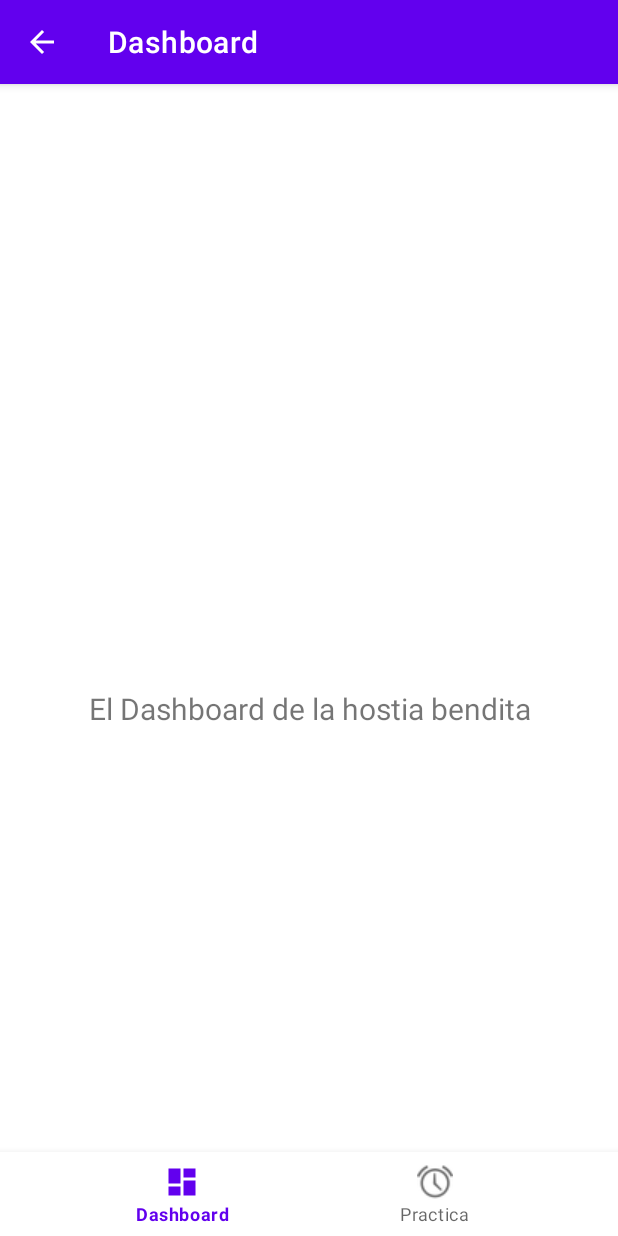
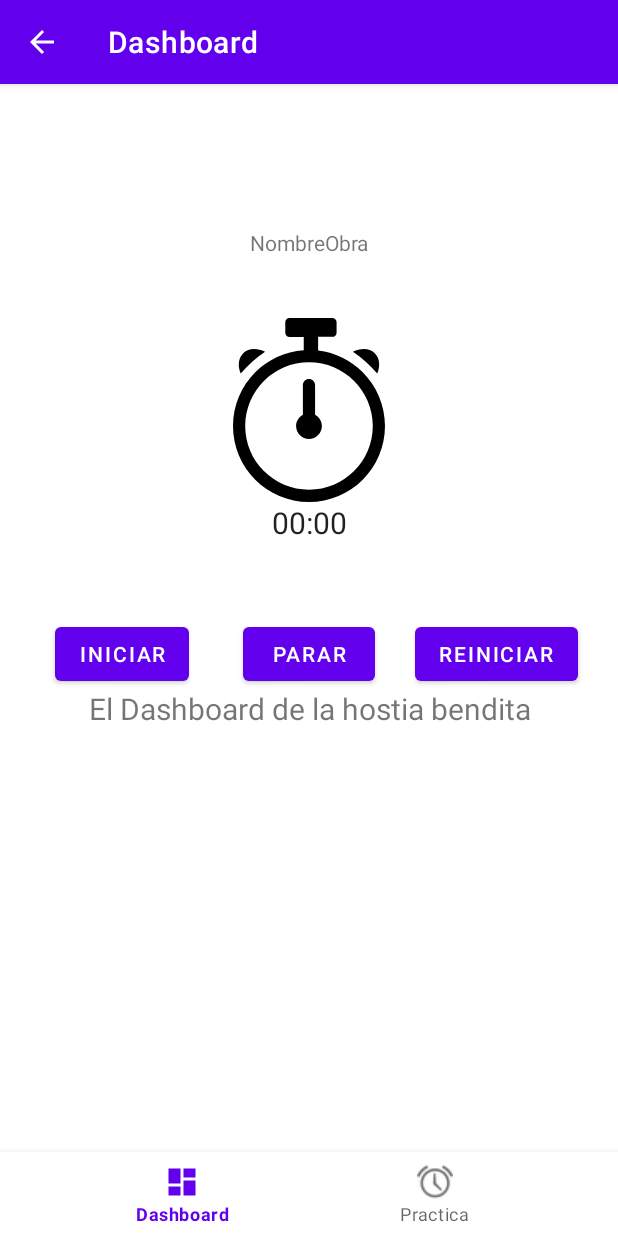
Before and after one commit to jlgallego99/AndroidPracticeTracker, an Android app: the fragment ObraDetalleFragment placed in its activity, on a phone screen of 412 x 824 dp. Run offline under Robolectric (Android 15) with nearby library versions, the phone set to English and light mode, and no system bars; our stand-ins replace navigation-ui; 1 statement that could not run was skipped.

Commit message:
Insertar cronometro en detalle

```diff
--- a/app/src/main/java/com/example/androidpracticetracker/ui/practica/ObraDetalleFragment.java
+++ b/app/src/main/java/com/example/androidpracticetracker/ui/practica/ObraDetalleFragment.java
@@ -4,17 +4,27 @@ import android.os.Bundle;
 
 import androidx.fragment.app.Fragment;
 
+import android.os.SystemClock;
 import android.view.LayoutInflater;
 import android.view.View;
 import android.view.ViewGroup;
+import android.widget.Button;
+import android.widget.Chronometer;
 import android.widget.TextView;
 
 import com.example.androidpracticetracker.R;
 import com.example.androidpracticetracker.databinding.FragmentObraDetalleBinding;
 
+import java.util.Calendar;
+
 public class ObraDetalleFragment extends Fragment {
-    TextView texto;
-    FragmentObraDetalleBinding binding;
+    // Atributos para controlar el cronómetro de estudio
+    private Chronometer simpleChronometer;
+    private boolean stopped;    // Indica si el cronómetro está parado o no
+    private long offset;        // Tiempo que lleva parado el cronómetro
+
+    private TextView texto;
+    private FragmentObraDetalleBinding binding;
 
     public ObraDetalleFragment() {
         // Required empty public constructor
@@ -32,6 +42,62 @@ public class ObraDetalleFragment extends Fragment {
         binding = FragmentObraDetalleBinding.inflate(inflater, container, false);
         View root = binding.getRoot();
 
+        Button startButton = root.findViewById(R.id.startChronometer);
+        Button stopButton = root.findViewById(R.id.stopChronometer);
+        Button restartButton = root.findViewById(R.id.restartChronometer);
+        simpleChronometer = root.findViewById(R.id.simpleChronometer);
+
+        // Por defecto el cronómetro está parado hasta que se inicie a contar
+        // Necesita una base de tiempo de la que partir
+        simpleChronometer.setBase(SystemClock.elapsedRealtime());
+        offset = 0;
+        stopped = true;
+
+        startButton.setOnClickListener(new View.OnClickListener() {
+            @Override
+            public void onClick(View view) {
+                // Al usar start, el cronómetro muestra el tiempo que lleva contado cuando se llama al método
+                // Es decir, el cronómetro está contando en segundo plano aunque no se le haya dado a start
+                if (stopped) {
+                    // Para iniciar desde donde se quedó por última vez calculamos el tiempo total que ha transcurrido
+                    // y le restamos el último tiempo medido
+                    simpleChronometer.setBase(SystemClock.elapsedRealtime() - offset);
+                    simpleChronometer.start();
+
+                    stopped = false;
+                }
+            }
+        });
+
+        stopButton.setOnClickListener(new View.OnClickListener() {
+            @Override
+            public void onClick(View view) {
+                if (!stopped) {
+                    // Al parar el cronómetro almacenamos el tiempo transcurrido en milisegundos
+                    offset = SystemClock.elapsedRealtime() - simpleChronometer.getBase();
+                    simpleChronometer.stop();
+                    startButton.setText(R.string.startChronometer2);
+
+                    stopped = true;
+
+                    // Crear Calendar con el tiempo medido
+                    Calendar last = Calendar.getInstance();
+
+                    // Guardar cada tiempo medido
+
+                }
+            }
+        });
+
+        restartButton.setOnClickListener(new View.OnClickListener() {
+            @Override
+            public void onClick(View view) {
+                simpleChronometer.setBase(SystemClock.elapsedRealtime());
+                startButton.setText(R.string.startChronometer);
+                offset = 0;
+            }
+        });
+
         texto = root.findViewById(R.id.textoObra);
         texto.setText(getArguments().getParcelable("obra").toString());
 
--- /dev/null
+++ b/app/src/main/res/drawable-v24/timer.xml
@@ -0,0 +1,9 @@
+<vector xmlns:android="http://schemas.android.com/apk/res/android"
+    android:width="101.5dp"
+    android:height="122.88dp"
+    android:viewportWidth="101.5"
+    android:viewportHeight="122.88">
+    <path
+        android:fillColor="#FF000000"
+        android:pathData="M56.83,21.74c11.58,1.38 21.96,6.67 29.8,14.5c9.18,9.18 14.86,21.87 14.86,35.88c0,14.01 -5.68,26.7 -14.86,35.89s-21.87,14.87 -35.89,14.87c-14.01,0 -26.7,-5.68 -35.88,-14.87C5.68,98.83 0,86.14 0,72.13c0,-14.01 5.68,-26.7 14.86,-35.88c8.41,-8.41 19.77,-13.89 32.38,-14.75v-8.51c0,-0.13 0.01,-0.26 0.02,-0.38l-9.51,0c-1.56,0 -2.83,-1.28 -2.83,-2.83V2.83C34.92,1.28 36.2,0 37.76,0h28.57c1.56,0 2.84,1.28 2.84,2.83v6.94c0,1.56 -1.28,2.83 -2.84,2.83h-9.51c0.01,0.13 0.02,0.25 0.02,0.38V21.74L56.83,21.74L56.83,21.74zM54.82,64.55c2.7,1.45 4.53,4.3 4.53,7.58c0,4.75 -3.85,8.61 -8.61,8.61c-4.75,0 -8.61,-3.85 -8.61,-8.61c0,-3.28 1.84,-6.13 4.53,-7.58l0,-19.72c0,-2.25 1.82,-4.08 4.07,-4.08c2.25,0 4.08,1.82 4.08,4.08L54.82,64.55L54.82,64.55L54.82,64.55zM96.33,37.07c1.97,-4.7 1.74,-9.63 -1.08,-12.92c-3.38,-3.96 -9.5,-4.41 -15.17,-1.63C86.08,26.65 91.54,31.45 96.33,37.07L96.33,37.07L96.33,37.07zM5.17,37.07c-1.97,-4.7 -1.74,-9.63 1.08,-12.92c3.38,-3.96 9.5,-4.41 15.18,-1.63C15.41,26.65 9.95,31.45 5.17,37.07L5.17,37.07L5.17,37.07zM80.87,42.01c-7.71,-7.71 -18.36,-12.48 -30.12,-12.48c-11.76,0 -22.41,4.77 -30.12,12.48C12.92,49.72 8.15,60.37 8.15,72.13c0,11.76 4.77,22.42 12.48,30.12s18.36,12.48 30.12,12.48c11.77,0 22.42,-4.77 30.12,-12.48s12.48,-18.36 12.48,-30.13C93.35,60.37 88.58,49.72 80.87,42.01L80.87,42.01L80.87,42.01z"/>
+</vector>
--- a/app/src/main/res/layout/fragment_obra_detalle.xml
+++ b/app/src/main/res/layout/fragment_obra_detalle.xml
@@ -11,10 +11,54 @@
         android:id="@+id/textoObra"
         android:layout_width="0dp"
         android:layout_height="0dp"
-        android:text=""
-        app:layout_constraintBottom_toBottomOf="parent"
+        android:gravity="center"
+        android:text="NombreObra"
+        android:textFontWeight="@integer/material_motion_duration_medium_2"
+        app:layout_constraintBottom_toTopOf="@+id/simpleChronometer"
         app:layout_constraintEnd_toEndOf="parent"
         app:layout_constraintStart_toStartOf="parent"
         app:layout_constraintTop_toTopOf="parent" />
 
+    <Chronometer
+        android:id="@+id/simpleChronometer"
+        android:layout_width="wrap_content"
+        android:layout_height="wrap_content"
+        android:layout_marginTop="100dp"
+        android:drawableTop="@drawable/timer"
+        android:gravity="center"
+        android:textSize="20sp"
+        app:layout_constraintEnd_toEndOf="parent"
+        app:layout_constraintStart_toStartOf="parent"
+        app:layout_constraintTop_toTopOf="parent" />
+
+    <Button
+        android:id="@+id/startChronometer"
+        android:layout_width="wrap_content"
+        android:layout_height="wrap_content"
+        android:layout_marginTop="50dp"
+        android:text="@string/startChronometer"
+        app:layout_constraintEnd_toStartOf="@+id/stopChronometer"
+        app:layout_constraintStart_toStartOf="parent"
+        app:layout_constraintTop_toBottomOf="@+id/simpleChronometer" />
+
+    <Button
+        android:id="@+id/stopChronometer"
+        android:layout_width="wrap_content"
+        android:layout_height="wrap_content"
+        android:layout_marginTop="50dp"
+        android:text="@string/stopChronometer"
+        app:layout_constraintEnd_toEndOf="parent"
+        app:layout_constraintStart_toStartOf="parent"
+        app:layout_constraintTop_toBottomOf="@+id/simpleChronometer" />
+
+    <Button
+        android:id="@+id/restartChronometer"
+        android:layout_width="wrap_content"
+        android:layout_height="wrap_content"
+        android:layout_marginTop="50dp"
+        android:text="@string/restartChronometer"
+        app:layout_constraintEnd_toEndOf="parent"
+        app:layout_constraintStart_toEndOf="@+id/stopChronometer"
+        app:layout_constraintTop_toBottomOf="@+id/simpleChronometer" />
+
 </androidx.constraintlayout.widget.ConstraintLayout>
--- a/app/src/main/res/values/strings.xml
+++ b/app/src/main/res/values/strings.xml
@@ -6,4 +6,8 @@
     <string name="fab_descripcion">Añadir pieza</string>
     <string name="submitObra">Crear</string>
     <string name="title_obra_detalle">Practicar Obra</string>
+    <string name="startChronometer">Iniciar</string>
+    <string name="startChronometer2">Reanudar</string>
+    <string name="stopChronometer">Parar</string>
+    <string name="restartChronometer">Reiniciar</string>
 </resources>
```
